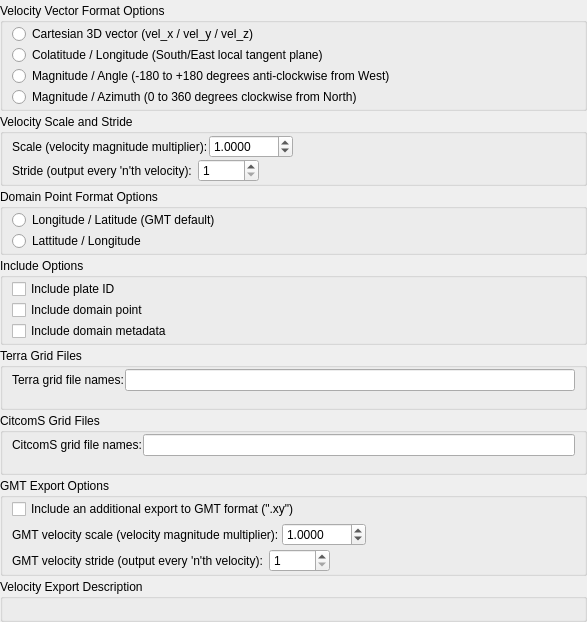
Before: the Qt Designer form src/qt-widgets/ExportVelocityOptionsWidgetUi.ui in GPlates/GPlates, drawn with Qt 5.
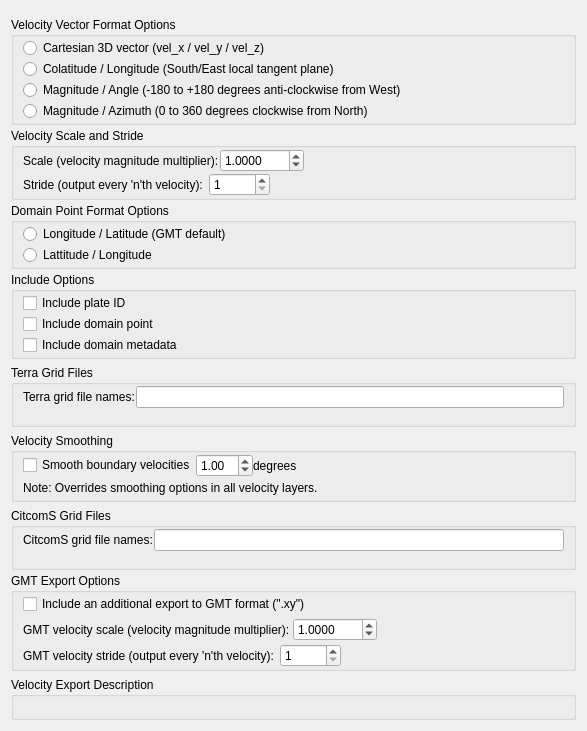
After: the same form once the commit is applied.

Patch:
```diff
--- a/src/qt-widgets/ExportVelocityOptionsWidgetUi.ui
+++ b/src/qt-widgets/ExportVelocityOptionsWidgetUi.ui
@@ -7,19 +7,13 @@
     <x>0</x>
     <y>0</y>
     <width>587</width>
-    <height>532</height>
+    <height>650</height>
    </rect>
   </property>
   <property name="windowTitle">
    <string>Form</string>
   </property>
-  <layout class="QVBoxLayout" name="verticalLayout_11">
-   <property name="spacing">
-    <number>3</number>
-   </property>
-   <property name="margin">
-    <number>0</number>
-   </property>
+  <layout class="QVBoxLayout" name="verticalLayout_13">
    <item>
     <widget class="QWidget" name="widget_file_options" native="true"/>
    </item>
@@ -298,6 +292,113 @@
      </layout>
     </widget>
    </item>
+   <item>
+    <widget class="QGroupBox" name="terra_velocity_smoothing_group_box">
+     <property name="title">
+      <string>Velocity Smoothing</string>
+     </property>
+     <layout class="QVBoxLayout" name="verticalLayout_11">
+      <property name="spacing">
+       <number>1</number>
+      </property>
+      <property name="topMargin">
+       <number>1</number>
+      </property>
+      <property name="bottomMargin">
+       <number>1</number>
+      </property>
+      <item>
+       <layout class="QHBoxLayout" name="horizontalLayout_8">
+        <property name="spacing">
+         <number>0</number>
+        </property>
+        <item>
+         <widget class="QCheckBox" name="terra_velocity_smoothing_check_box">
+          <property name="text">
+           <string>Smooth boundary velocities</string>
+          </property>
+         </widget>
+        </item>
+        <item>
+         <widget class="QWidget" name="terra_velocity_smoothing_controls" native="true">
+          <layout class="QHBoxLayout" name="horizontalLayout_7">
+           <property name="spacing">
+            <number>0</number>
+           </property>
+           <property name="margin">
+            <number>0</number>
+           </property>
+           <item>
+            <widget class="QDoubleSpinBox" name="terra_velocity_smoothing_distance_spinbox">
+             <property name="minimum">
+              <double>0.100000000000000</double>
+             </property>
+             <property name="maximum">
+              <double>90.000000000000000</double>
+             </property>
+             <property name="singleStep">
+              <double>0.100000000000000</double>
+             </property>
+             <property name="value">
+              <double>1.000000000000000</double>
+             </property>
+            </widget>
+           </item>
+           <item>
+            <widget class="QLabel" name="terra_velocity_smoothing_degrees_label">
+             <property name="text">
+              <string>degrees</string>
+             </property>
+            </widget>
+           </item>
+           <item>
+            <spacer name="horizontalSpacer_5">
+             <property name="orientation">
+              <enum>Qt::Horizontal</enum>
+             </property>
+             <property name="sizeHint" stdset="0">
+              <size>
+               <width>169</width>
+               <height>20</height>
+              </size>
+             </property>
+            </spacer>
+           </item>
+          </layout>
+         </widget>
+        </item>
+       </layout>
+      </item>
+      <item>
+       <layout class="QHBoxLayout" name="horizontalLayout_11">
+        <property name="spacing">
+         <number>0</number>
+        </property>
+        <item>
+         <widget class="QLabel" name="label">
+          <property name="text">
+           <string>Note: Overrides smoothing options in all velocity layers.</string>
+          </property>
+         </widget>
+        </item>
+        <item>
+         <spacer name="horizontalSpacer_6">
+          <property name="orientation">
+           <enum>Qt::Horizontal</enum>
+          </property>
+          <property name="sizeHint" stdset="0">
+           <size>
+            <width>40</width>
+            <height>20</height>
+           </size>
+          </property>
+         </spacer>
+        </item>
+       </layout>
+      </item>
+     </layout>
+    </widget>
+   </item>
    <item>
     <widget class="QWidget" name="citcoms_format_options" native="true">
      <layout class="QVBoxLayout" name="verticalLayout_6">
```
